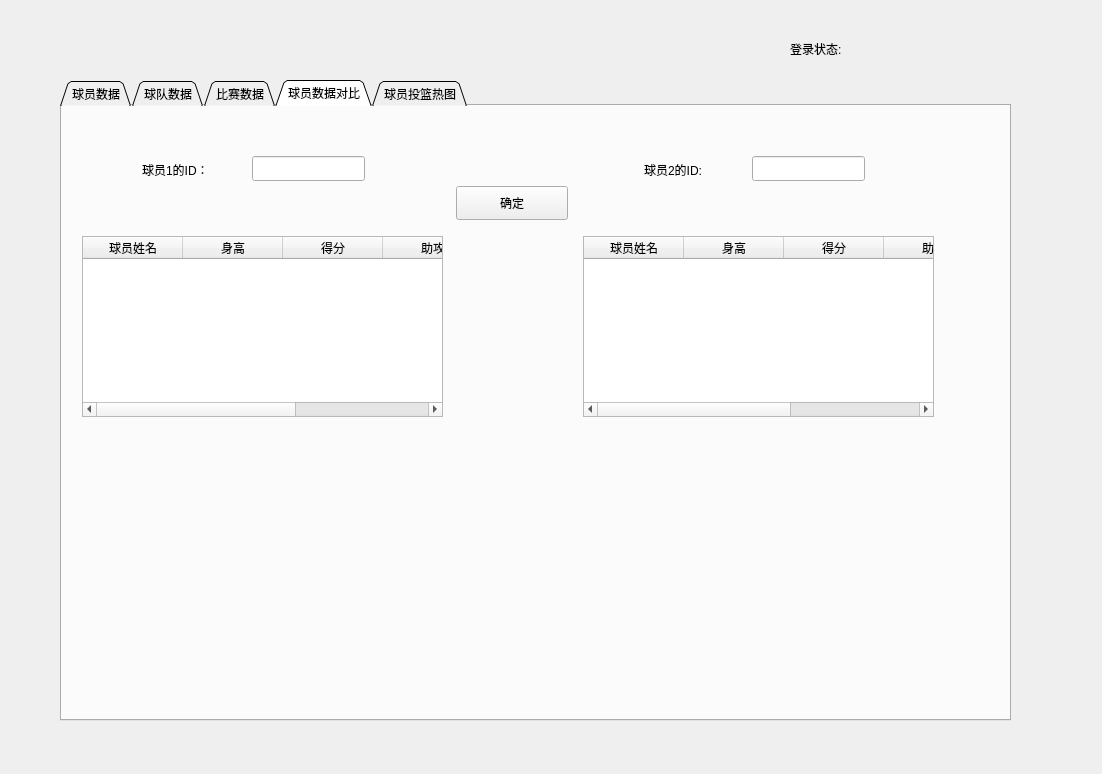
Before: the Qt Designer form venv/normal_user.ui in pickerxxr/Database_project_5012, drawn with Qt 5.
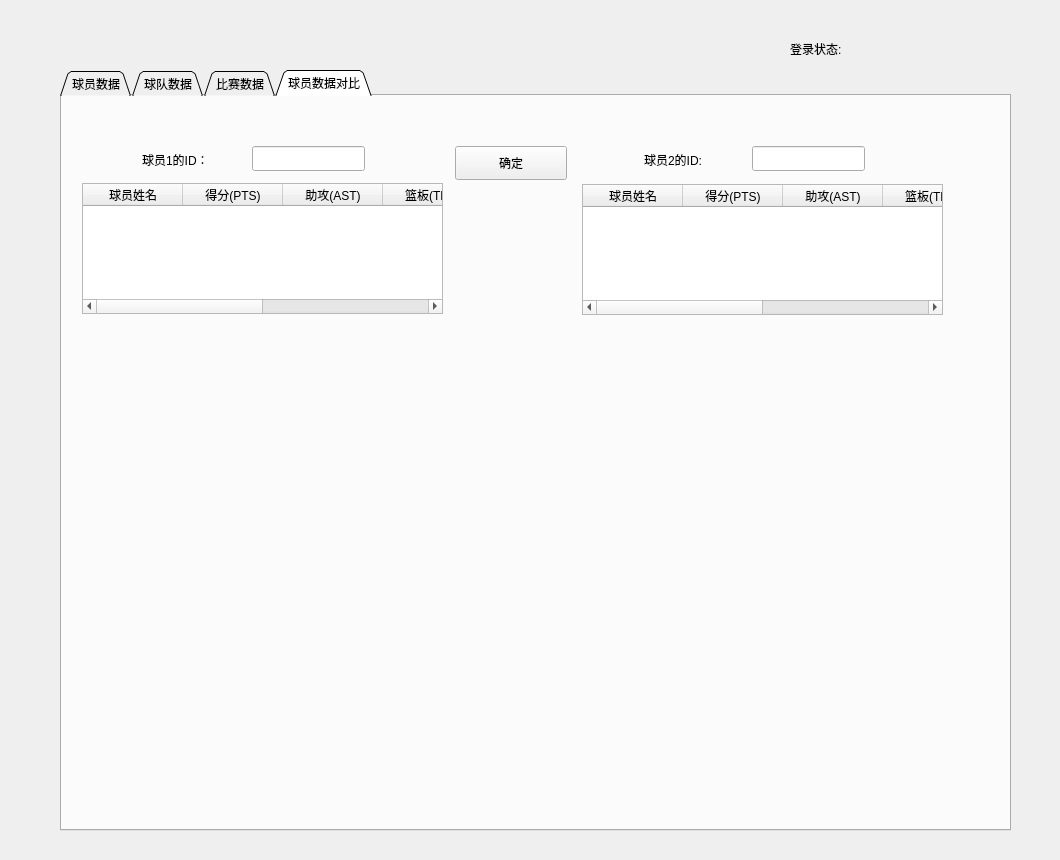
After: the same form once the commit is applied. The open tabs and pages were chosen to show the change. Custom widgets are drawn as their Qt base class.

The edit to the form file:
```diff
--- a/venv/normal_user.ui
+++ b/venv/normal_user.ui
@@ -6,8 +6,8 @@
    <rect>
     <x>0</x>
     <y>0</y>
-    <width>1102</width>
-    <height>774</height>
+    <width>1060</width>
+    <height>860</height>
    </rect>
   </property>
   <property name="windowTitle">
@@ -17,16 +17,16 @@
    <property name="geometry">
     <rect>
      <x>60</x>
-     <y>80</y>
+     <y>70</y>
      <width>951</width>
-     <height>641</height>
+     <height>761</height>
     </rect>
    </property>
    <property name="tabShape">
     <enum>QTabWidget::Triangular</enum>
    </property>
    <property name="currentIndex">
-    <number>2</number>
+    <number>3</number>
    </property>
    <widget class="QWidget" name="player_tab">
     <attribute name="title">
@@ -476,9 +476,9 @@
      <property name="geometry">
       <rect>
        <x>20</x>
-       <y>130</y>
+       <y>87</y>
        <width>361</width>
-       <height>181</height>
+       <height>131</height>
       </rect>
      </property>
      <column>
@@ -488,22 +488,27 @@
      </column>
      <column>
       <property name="text">
-       <string>身高</string>
+       <string>得分(PTS)</string>
       </property>
      </column>
      <column>
       <property name="text">
-       <string>得分</string>
+       <string>助攻(AST)</string>
       </property>
      </column>
      <column>
       <property name="text">
-       <string>助攻</string>
+       <string>篮板(TRB)</string>
       </property>
      </column>
      <column>
       <property name="text">
-       <string>篮板</string>
+       <string>新建列</string>
+      </property>
+     </column>
+     <column>
+      <property name="text">
+       <string>抢断(STL)</string>
       </property>
      </column>
     </widget>
@@ -530,46 +535,11 @@
       <string>球员2的ID:</string>
      </property>
     </widget>
-    <widget class="QTableWidget" name="compare_player_2_tablewidget">
-     <property name="geometry">
-      <rect>
-       <x>521</x>
-       <y>130</y>
-       <width>351</width>
-       <height>181</height>
-      </rect>
-     </property>
-     <column>
-      <property name="text">
-       <string>球员姓名</string>
-      </property>
-     </column>
-     <column>
-      <property name="text">
-       <string>身高</string>
-      </property>
-     </column>
-     <column>
-      <property name="text">
-       <string>得分</string>
-      </property>
-     </column>
-     <column>
-      <property name="text">
-       <string>助攻</string>
-      </property>
-     </column>
-     <column>
-      <property name="text">
-       <string>篮板</string>
-      </property>
-     </column>
-    </widget>
     <widget class="QPushButton" name="cmpare_confirm_pushbutton">
      <property name="geometry">
       <rect>
-       <x>394</x>
-       <y>80</y>
+       <x>393</x>
+       <y>50</y>
        <width>112</width>
        <height>34</height>
       </rect>
@@ -578,93 +548,92 @@
       <string>确定</string>
      </property>
     </widget>
-   </widget>
-   <widget class="QWidget" name="heatmap_tab">
-    <attribute name="title">
-     <string>球员投篮热图</string>
-    </attribute>
-    <widget class="QGraphicsView" name="heat_graphicsView">
+    <widget class="QTableWidget" name="compare_player_1_tablewidget_2">
      <property name="geometry">
       <rect>
-       <x>0</x>
-       <y>170</y>
-       <width>791</width>
-       <height>501</height>
+       <x>520</x>
+       <y>88</y>
+       <width>361</width>
+       <height>131</height>
       </rect>
      </property>
+     <column>
+      <property name="text">
+       <string>球员姓名</string>
+      </property>
+     </column>
+     <column>
+      <property name="text">
+       <string>得分(PTS)</string>
+      </property>
+     </column>
+     <column>
+      <property name="text">
+       <string>助攻(AST)</string>
+      </property>
+     </column>
+     <column>
+      <property name="text">
+       <string>篮板(TRB)</string>
+      </property>
+     </column>
+     <column>
+      <property name="text">
+       <string>封盖(BLK)</string>
+      </property>
+     </column>
+     <column>
+      <property name="text">
+       <string>抢断(STL)</string>
+      </property>
+     </column>
     </widget>
-    <widget class="QLabel" name="heat_player_id_label">
+    <widget class="QLabel" name="label_2">
      <property name="geometry">
       <rect>
-       <x>50</x>
-       <y>50</y>
-       <width>81</width>
-       <height>18</height>
+       <x>20</x>
+       <y>610</y>
+       <width>351</width>
+       <height>71</height>
       </rect>
      </property>
      <property name="text">
-      <string>球员ID：</string>
+      <string/>
      </property>
     </widget>
-    <widget class="QLineEdit" name="heat_player_id_input">
+    <widget class="QLabel" name="label_3">
      <property name="geometry">
       <rect>
-       <x>130</x>
-       <y>50</y>
-       <width>113</width>
-       <height>25</height>
+       <x>520</x>
+       <y>620</y>
+       <width>351</width>
+       <height>71</height>
       </rect>
      </property>
-    </widget>
-    <widget class="QLineEdit" name="heat_season_input">
-     <property name="geometry">
-      <rect>
-       <x>580</x>
-       <y>50</y>
-       <width>113</width>
-       <height>25</height>
-      </rect>
-     </property>
      <property name="text">
       <string/>
      </property>
     </widget>
-    <widget class="QLabel" name="heat_season_label">
+    <widget class="MplWidget" name="MplWidget2" native="true">
      <property name="geometry">
       <rect>
-       <x>510</x>
-       <y>50</y>
-       <width>81</width>
-       <height>30</height>
+       <x>520</x>
+       <y>230</y>
+       <width>351</width>
+       <height>341</height>
       </rect>
      </property>
-     <property name="text">
-      <string>赛季：</string>
-     </property>
     </widget>
-    <widget class="QTextBrowser" name="heat_playername_textBrowseroutput">
+    <widget class="MplWidget" name="MplWidget2_2" native="true">
      <property name="geometry">
       <rect>
-       <x>0</x>
-       <y>130</y>
-       <width>161</width>
-       <height>31</height>
+       <x>20</x>
+       <y>230</y>
+       <width>361</width>
+       <height>341</height>
       </rect>
      </property>
     </widget>
-    <widget class="QPushButton" name="heatmap_confirm_pushbutton">
-     <property name="geometry">
-      <rect>
-       <x>340</x>
-       <y>100</y>
-       <width>112</width>
-       <height>34</height>
-      </rect>
-     </property>
-     <property name="text">
-      <string>确定</string>
-     </property>
-    </widget>
    </widget>
   </widget>
   <widget class="QLabel" name="label">
@@ -694,6 +663,14 @@
    </property>
   </widget>
  </widget>
+ <customwidgets>
+  <customwidget>
+   <class>MplWidget</class>
+   <extends>QWidget</extends>
+   <header>mplwidget.h</header>
+   <container>1</container>
+  </customwidget>
+ </customwidgets>
  <resources/>
  <connections/>
 </ui>
```
